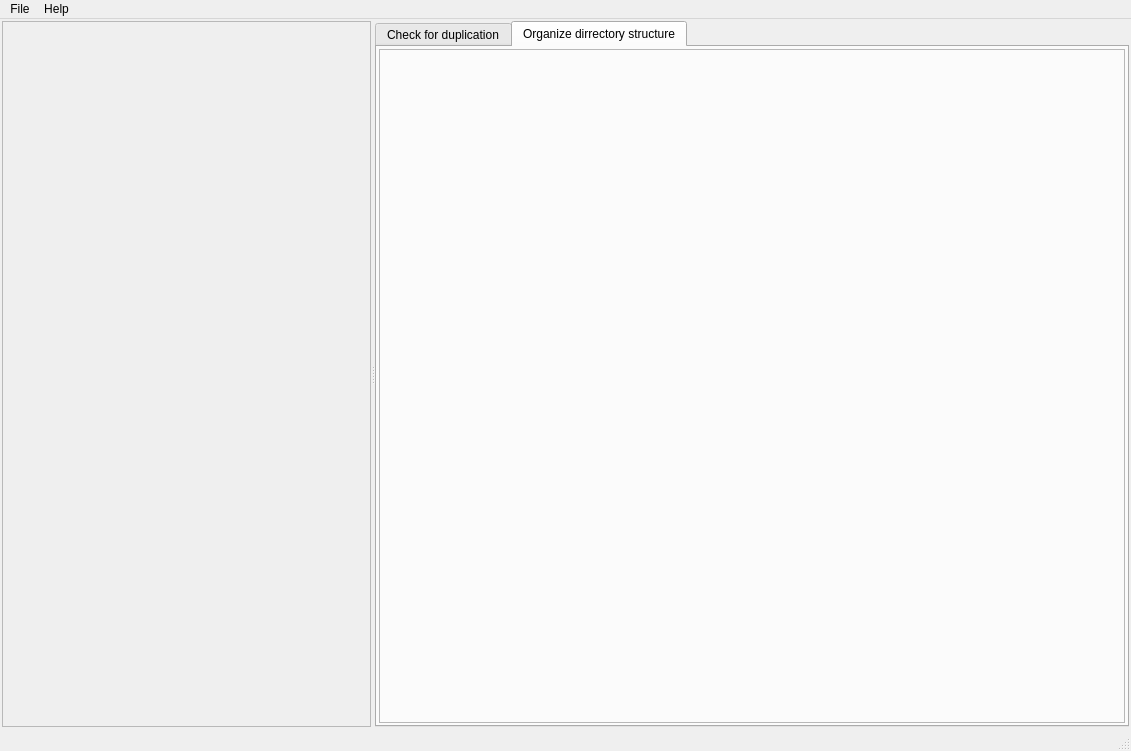
This is src/family_album/gui/py_ui/main_window.ui in OleksanderShevchenko/family_album as Qt 5 draws it before an edit. The edited form follows.
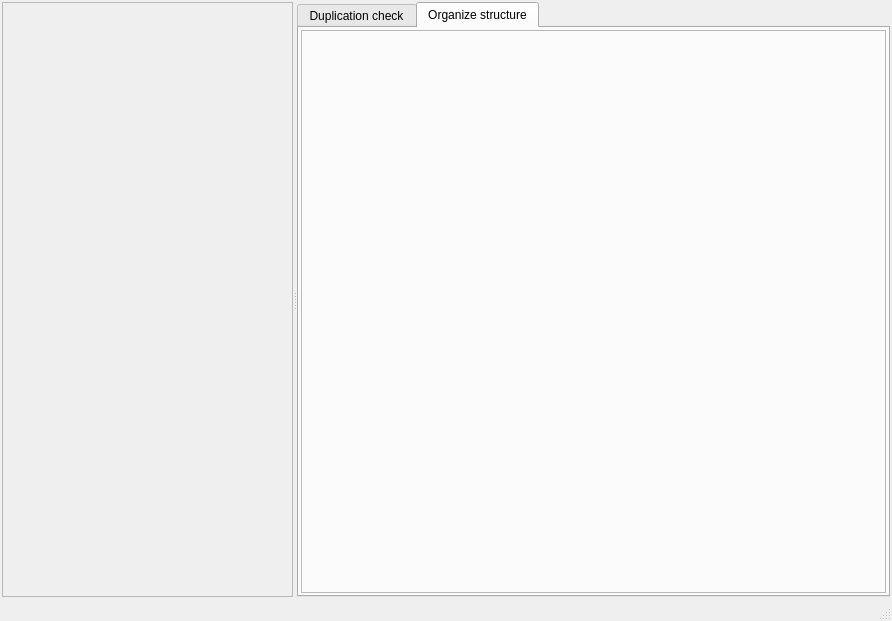
This is the edited form. The open tabs and pages were chosen to show the change.

Commit message: Update widgets to use pyqt6.

```diff
--- a/src/family_album/gui/py_ui/main_window.ui
+++ b/src/family_album/gui/py_ui/main_window.ui
@@ -6,8 +6,8 @@
    <rect>
     <x>0</x>
     <y>0</y>
-    <width>1131</width>
-    <height>751</height>
+    <width>892</width>
+    <height>621</height>
    </rect>
   </property>
   <property name="windowTitle">
@@ -31,7 +31,10 @@
      <number>2</number>
     </property>
     <item>
-     <widget class="QSplitter" name="main_splitter">
+     <widget class="QSplitter" name="splitter">
+      <property name="lineWidth">
+       <number>2</number>
+      </property>
       <property name="orientation">
        <enum>Qt::Horizontal</enum>
       </property>
@@ -49,9 +52,9 @@
        </property>
        <widget class="QWidget" name="tab">
         <attribute name="title">
-         <string>Check for duplication</string>
+         <string>Duplication check</string>
         </attribute>
-        <layout class="QVBoxLayout" name="verticalLayout">
+        <layout class="QVBoxLayout" name="verticalLayout_2">
          <property name="spacing">
           <number>2</number>
          </property>
@@ -81,9 +84,9 @@
        </widget>
        <widget class="QWidget" name="tab_2">
         <attribute name="title">
-         <string>Organize dirrectory structure</string>
+         <string>Organize structure</string>
         </attribute>
-        <layout class="QVBoxLayout" name="verticalLayout_2">
+        <layout class="QVBoxLayout" name="verticalLayout">
          <property name="spacing">
           <number>2</number>
          </property>
@@ -116,31 +119,6 @@
     </item>
    </layout>
   </widget>
-  <widget class="QMenuBar" name="menubar">
-   <property name="geometry">
-    <rect>
-     <x>0</x>
-     <y>0</y>
-     <width>1131</width>
-     <height>21</height>
-    </rect>
-   </property>
-   <widget class="QMenu" name="menuFile">
-    <property name="title">
-     <string>File</string>
-    </property>
-    <addaction name="separator"/>
-    <addaction name="actionExit"/>
-   </widget>
-   <widget class="QMenu" name="menuHelp">
-    <property name="title">
-     <string>Help</string>
-    </property>
-    <addaction name="actionAbot"/>
-   </widget>
-   <addaction name="menuFile"/>
-   <addaction name="menuHelp"/>
-  </widget>
   <widget class="QStatusBar" name="statusbar"/>
   <action name="actionOpen">
    <property name="text">
```
Left out of the diff: 21 changed lines with no effect on the pictures. The commit also changes 7 other files.
